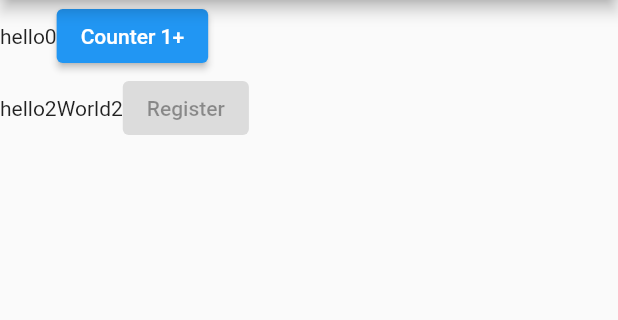
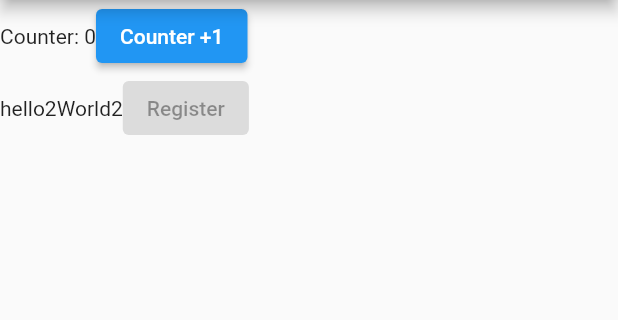
Before and after one commit to frontenddevtrainer/flutter_edureka_shopping_edu, a Flutter app: the screen it shows after launch, on a phone screen of 412 x 824 dp, the part 84-404 px from its top. Run offline on Flutter 3.47's test engine with Material 2 defaults, Android fonts, the phone set to English and light mode, and no system bars.

Commit message:
Counter widget

```diff
--- /dev/null
+++ b/lib/counter.dart
@@ -0,0 +1,28 @@
+import 'package:flutter/material.dart';
+
+class Counter extends StatefulWidget {
+  const Counter({super.key});
+
+  @override
+  State<Counter> createState() => _CounterState();
+}
+
+class _CounterState extends State<Counter> {
+  var counter = 0;
+
+  @override
+  Widget build(BuildContext context) {
+    return Row(
+      children:  [
+        Text("Counter: $counter"),
+        ElevatedButton(
+            onPressed: () {
+              setState(() {
+                counter = counter + 1;
+              });
+            },
+            child: const Text("Counter +1"))
+      ],
+    );
+  }
+}
--- a/lib/main.dart
+++ b/lib/main.dart
@@ -1,4 +1,5 @@
 import 'package:flutter/material.dart';
+import 'counter.dart';
 
 void main() {
   runApp(const EdurekaShopApp());
@@ -15,7 +16,6 @@ class EdurekaShopApp extends StatefulWidget {
 }
 
 class EdurekaShopAppState extends State<EdurekaShopApp> {
-  var counter = 0;
 
   @override
   Widget build(BuildContext context) {
@@ -26,16 +26,8 @@ class EdurekaShopAppState extends State<EdurekaShopApp> {
       ),
       body: Column(children: [
         Row(
-          children: [
-            const Text("hello"),
-            Text(counter.toString()),
-            ElevatedButton(
-                onPressed: () {
-                  setState(() {
-                    counter = counter + 1;
-                  });
-                },
-                child: const Text("Counter 1+"))
+          children: const [
+            Counter()
           ],
         ),
         Row(
```
